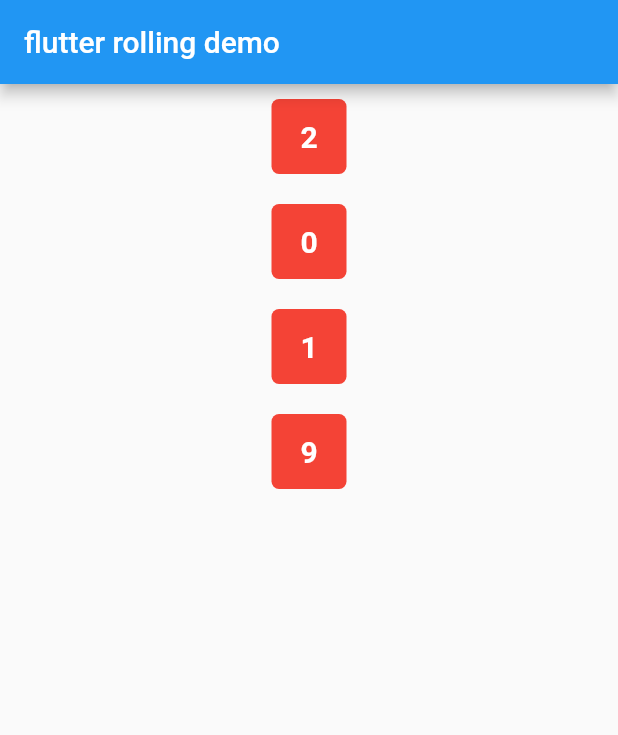
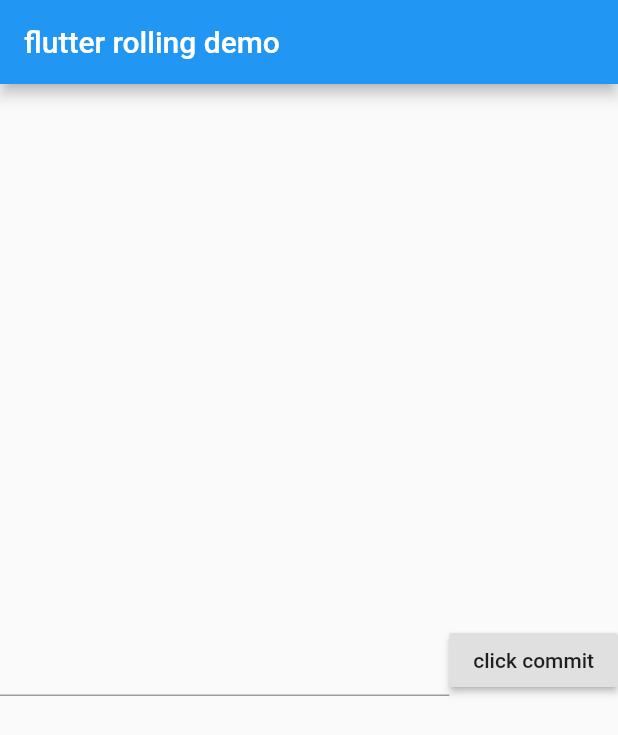
Before and after one commit to wholeGale/helloflutter, a Flutter app: the screen it shows after launch, on a phone screen of 412 x 824 dp. Shown: the top 735 px of the screen. Run offline on Flutter 3.47's test engine with Material 2 defaults, Android fonts, the phone set to English and light mode, and no system bars.

Commit message:
类似于原生android里线性布局中权重的expand

```diff
--- a/lib/main.dart
+++ b/lib/main.dart
@@ -28,10 +28,10 @@ class MyApp extends StatelessWidget{
 //          child: TestTextWidget(),
 //          child: TestImageWidget(),
 //          child: TestButtonWidget(),
-//          child: MessageFormWidget(),
+          child: MessageFormWidget(),
 //          child: TestContainerWidget(),
 //          child: TestRowWidget(),
-          child: TestColumnWidget(),
+//          child: TestColumnWidget(),
         ),
       ),
     );
--- a/lib/widgets/MessageFormWidget.dart
+++ b/lib/widgets/MessageFormWidget.dart
@@ -18,6 +18,7 @@ class _MessageFormState extends State<MessageFormWidget>{
   Widget build(BuildContext context) {
     return Row(
       children: <Widget>[
+        // Expanded:占满一行里除 RaisedButton 外的所有空间
         Expanded(
           //TextField 文本输入框
           child: TextField(
```
